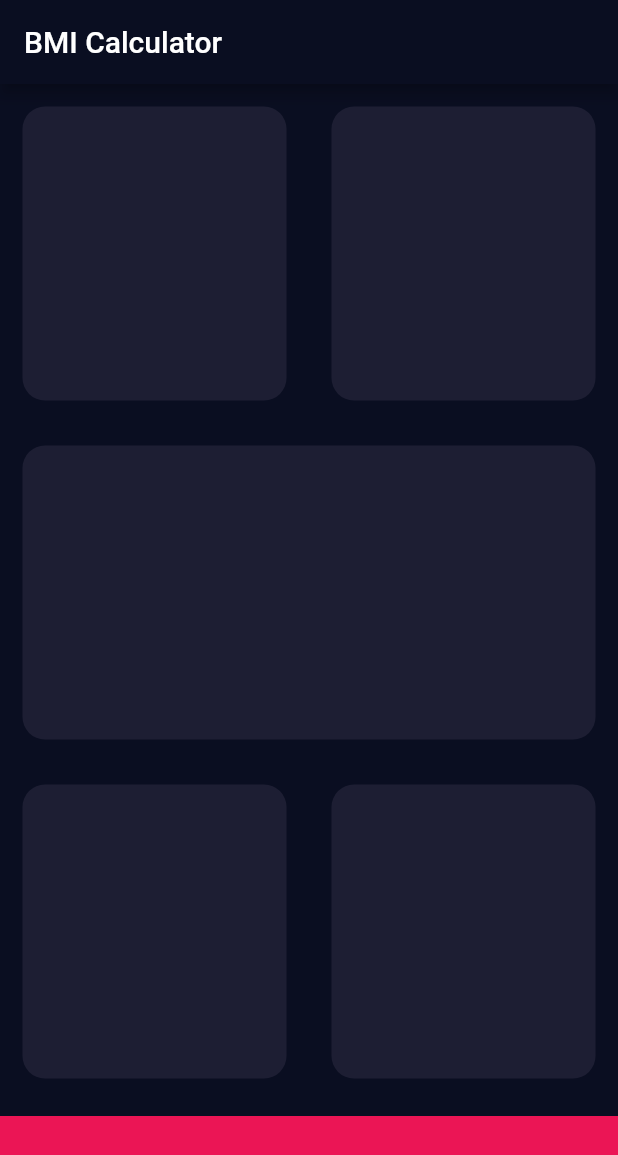
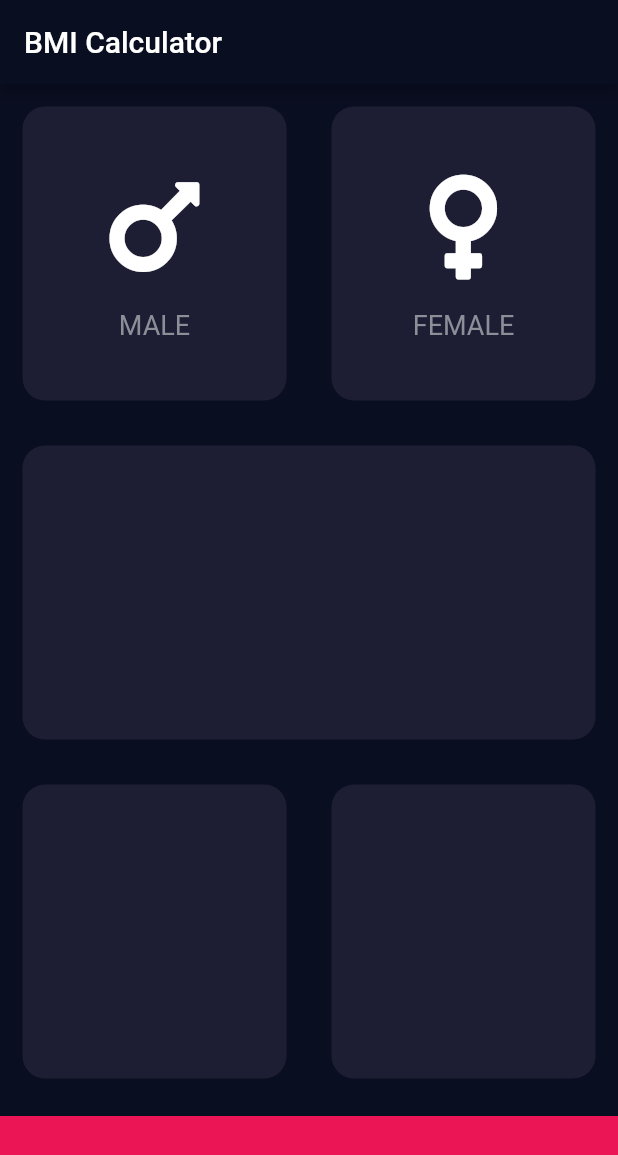
Before and after one commit to ermalbujupi/bmicalculator, a Flutter app: the screen it shows after launch, on a phone screen of 412 x 824 dp. Shown: the top 1155 px of the screen. Run offline on Flutter 3.47's test engine with Material 2 defaults, Android fonts, the phone set to English and light mode, and no system bars; our stand-ins replace font_awesome_flutter.

Commit message:
Use GenderCard widget in input page.

```diff
--- a/lib/input_page.dart
+++ b/lib/input_page.dart
@@ -1,5 +1,7 @@
+import 'package:BMICalculator/gender_card.dart';
 import 'package:BMICalculator/reusablecard.dart';
 import 'package:flutter/material.dart';
+import 'package:font_awesome_flutter/font_awesome_flutter.dart';
 
 const bottomContainerHeight = 80.0;
 const cardBackgroundColor = Color(0xFF1D1E33);
@@ -24,11 +26,19 @@ class _InputPageState extends State<InputPage> {
                 Expanded(
                   child: ReusableCard(
                     colour: cardBackgroundColor,
+                    cardChild: GenderCard(
+                      genderIcon: FontAwesomeIcons.mars,
+                      text: "MALE",
+                    ),
                   ),
                 ),
                 Expanded(
                   child: ReusableCard(
                     colour: cardBackgroundColor,
+                    cardChild: GenderCard(
+                      genderIcon: FontAwesomeIcons.venus,
+                      text: "FEMALE",
+                    ),
                   ),
                 ),
               ],
```
